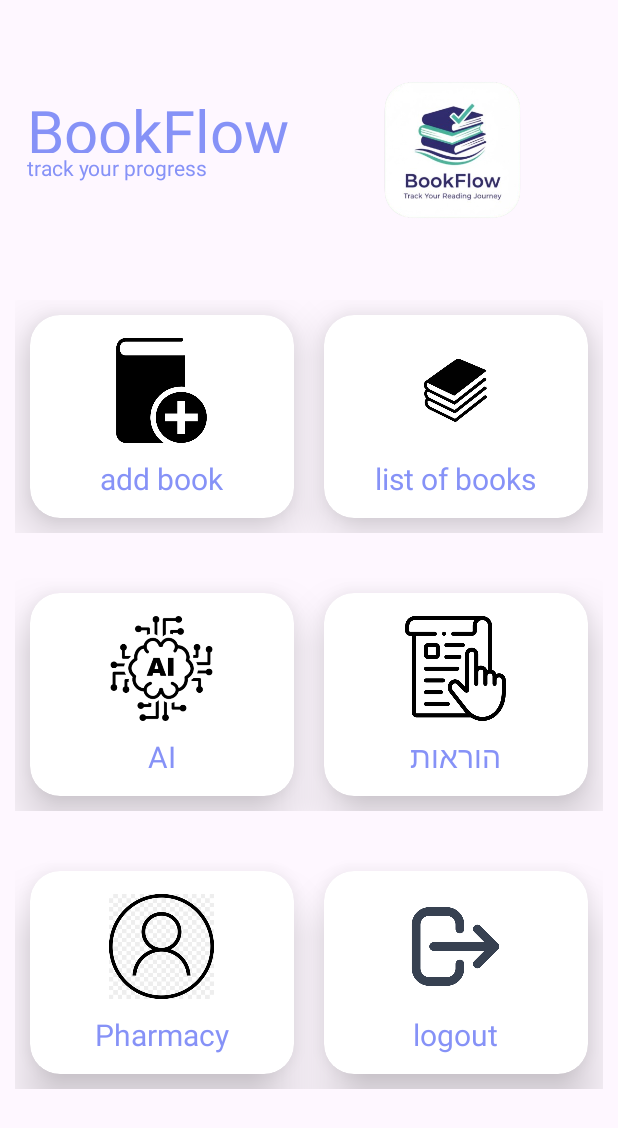
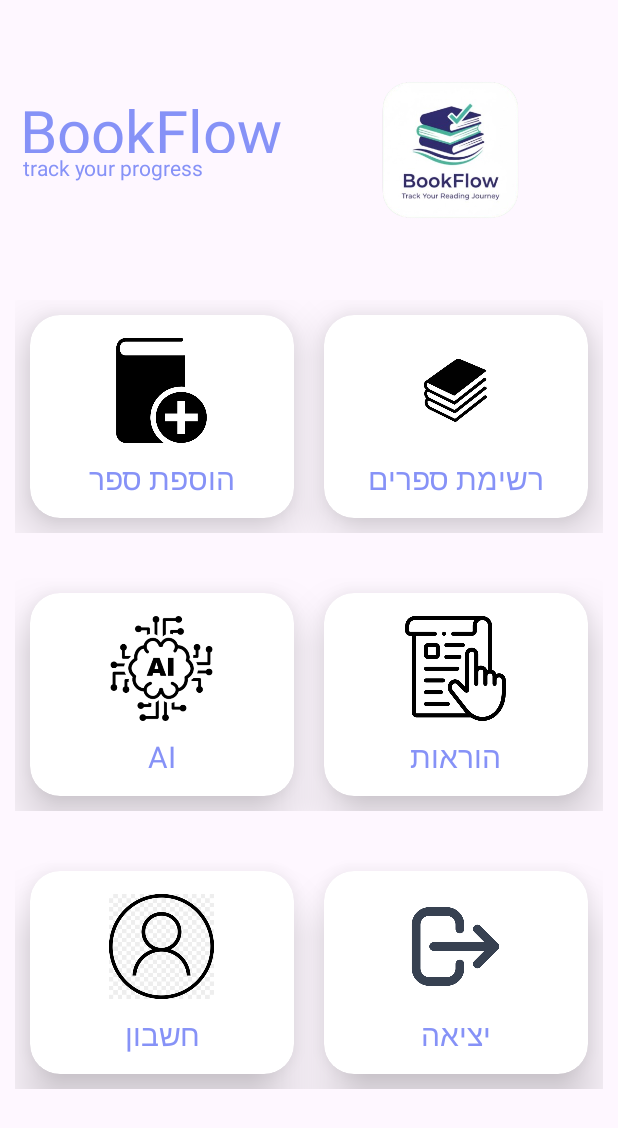
Before and after one commit to Leo20072/ProjectForEx, an Android app: the MainActivity screen opened directly, with no data from a screen before it, on a phone screen of 412 x 824 dp. Shown: the top 1128 px of the screen. Run offline under Robolectric (Android 15) with nearby library versions, the phone set to English and light mode, and no system bars; our stand-ins replace Firebase (no records; nobody signed in at launch, a user with empty details on screens opened directly).

Commit message:
ver. 5 - 02/11/2025

```diff
--- a/app/build.gradle.kts
+++ b/app/build.gradle.kts
@@ -1,3 +1,5 @@
+import org.gradle.kotlin.dsl.implementation
+
 plugins {
     alias(libs.plugins.android.application)
     alias(libs.plugins.google.gms.google.services)
@@ -44,4 +46,5 @@ dependencies {
     testImplementation(libs.junit)
     androidTestImplementation(libs.ext.junit)
     androidTestImplementation(libs.espresso.core)
+    implementation("com.orhanobut:dialogplus:1.11@aar")
 }
--- a/app/src/main/res/layout/activity_main.xml
+++ b/app/src/main/res/layout/activity_main.xml
@@ -18,7 +18,7 @@
             android:text="BookFlow"
             android:textSize="40sp"
             android:textColor="@color/lavender"
-            android:layout_marginStart="18dp"
+            android:layout_marginStart="13dp"
             android:layout_marginTop="40dp"
             app:layout_constraintTop_toTopOf="parent"
             app:layout_constraintStart_toStartOf="parent"
@@ -29,7 +29,7 @@
             android:id="@+id/amazonDesc"
             android:text="track your progress"
             android:textSize="14sp"
-            android:layout_marginStart="18dp"
+            android:layout_marginStart="15dp"
             android:textColor="@color/lavender"
             app:layout_constraintStart_toStartOf="parent"
             app:layout_constraintTop_toBottomOf="@id/amazonName"
@@ -69,7 +69,7 @@
                         android:layout_width="wrap_content"
                         android:layout_height="wrap_content"
                         android:id="@+id/clothingName"
-                        android:text="add book"
+                        android:text="הוספת ספר"
                         android:textSize="20sp"
                         android:textColor="@color/lavender"
                         android:layout_marginTop="10dp"
@@ -104,7 +104,7 @@
                         android:layout_width="wrap_content"
                         android:layout_height="wrap_content"
                         android:id="@+id/elecName"
-                        android:text="list of books"
+                        android:text="רשימת ספרים"
                         android:textSize="20sp"
                         android:textColor="@color/lavender"
                         android:layout_marginTop="10dp"
@@ -221,7 +221,7 @@
                         android:layout_width="wrap_content"
                         android:layout_height="wrap_content"
                         android:id="@+id/pharmName"
-                        android:text="Pharmacy"
+                        android:text="חשבון"
                         android:textSize="20sp"
                         android:textColor="@color/lavender"
                         android:layout_marginTop="10dp"
@@ -250,7 +250,7 @@
                         android:layout_width="wrap_content"
                         android:layout_height="wrap_content"
                         android:id="@+id/grocName"
-                        android:text="logout"
+                        android:text="יציאה"
                         android:textSize="20sp"
                         android:textColor="@color/lavender"
                         android:layout_marginTop="10dp"
```
Also changed, not shown: app/src/main/java/com/example/login_and_signup_new/BookAdapter.java (+20 -1 lines), app/src/main/java/com/example/login_and_signup_new/CustomDialogEdit.java (+9 -1 lines), app/src/main/java/com/example/login_and_signup_new/ListOfBooks.java (+124 -1 lines), app/src/main/res/layout/custom_dialog_edit.xml (+9 -1 lines).
